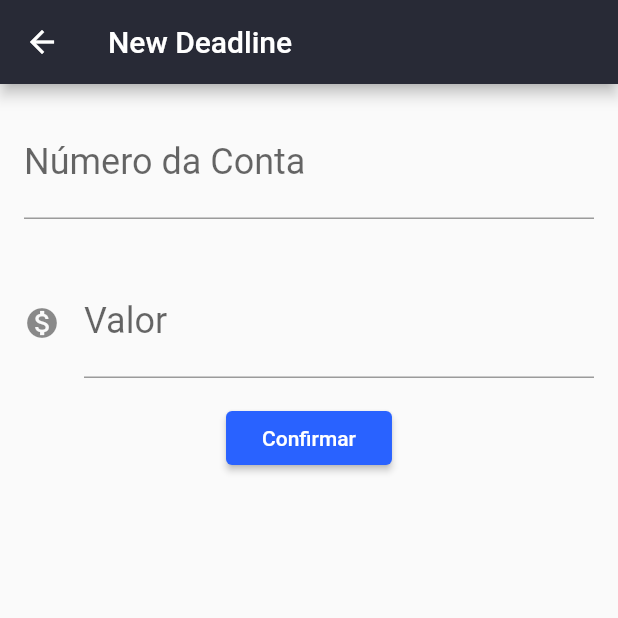
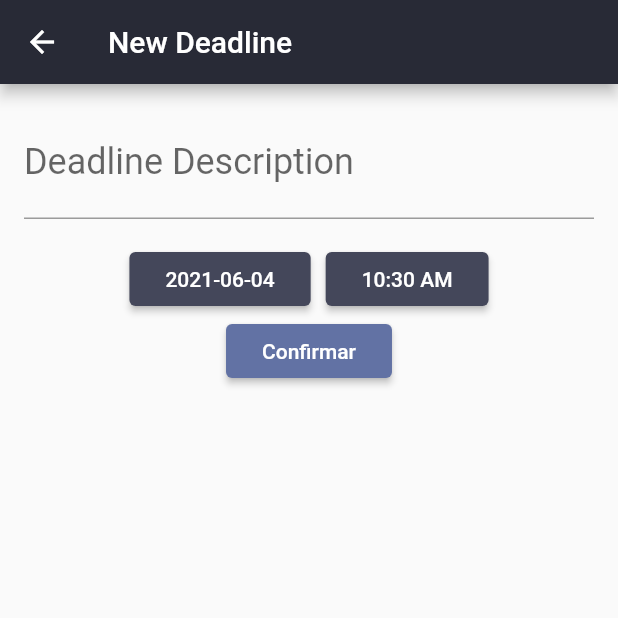
Before and after one commit to brayan/deadline, a Flutter app: the screen it shows after launch, after a tap on the "add" icon, on a phone screen of 412 x 824 dp, the top half of it. Run offline on Flutter 3.47's test engine with Material 2 defaults, Android fonts, the phone set to English and light mode, and no system bars; our stand-ins replace dartz, equatable.

Commit message:
Experimenting with some dark theme

```diff
--- /dev/null
+++ b/lib/core/presentation/dracula_theme.dart
@@ -0,0 +1,17 @@
+import 'dart:ui';
+
+class DraculaTheme {
+
+  static const Color background = Color(0xFF282a36);
+  static const Color currentLine = Color(0xFF44475a);
+  static const Color foreground = Color(0xFFf8f8f2);
+  static const Color comment = Color(0xFF6272a4);
+  static const Color cyan = Color(0xFF6272a4);
+  static const Color green = Color(0xFF50fa7b);
+  static const Color orange = Color(0xFFffb86c);
+  static const Color pink = Color(0xFFff79c6);
+  static const Color purple = Color(0xFFbd93f9);
+  static const Color red = Color(0xFFff5555);
+  static const Color yellow = Color(0xFFf1fa8c);
+
+}
--- a/lib/features/deadline/presentation/deadline_form.dart
+++ b/lib/features/deadline/presentation/deadline_form.dart
@@ -1,3 +1,4 @@
+import 'package:deadline/core/presentation/dracula_theme.dart';
 import 'package:deadline/features/deadline/domain/entity/deadline.dart';
 import 'package:flutter/material.dart';
 
@@ -14,8 +15,9 @@ class DeadlineForm extends StatefulWidget {
 }
 
 class DeadlineFormState extends State<DeadlineForm> {
-  final _controllerAccountNumber = TextEditingController();
-  final _controllerValue = TextEditingController();
+  final _controllerDeadlineDescription = TextEditingController();
+  DateTime selectedDate = DateTime.now();
+  TimeOfDay selectedTime = TimeOfDay.now();
 
   @override
   Widget build(BuildContext context) {
@@ -26,11 +28,28 @@ class DeadlineFormState extends State<DeadlineForm> {
       body: SingleChildScrollView(
         child: Column(
           children: <Widget>[
-            Editor(controller: _controllerAccountNumber, label: "Número da Conta", hint: "0000"),
-            Editor(controller: _controllerValue, label: labelValue, hint: "0.00", icon: Icons.monetization_on),
+            Editor(controller: _controllerDeadlineDescription, label: "Deadline Description"),
+            Row(
+              mainAxisAlignment: MainAxisAlignment.center,
+              children: <Widget>[
+                Padding(
+                  padding: const EdgeInsets.only(right: 10),
+                  child: RaisedButton(
+                    child: Text("${selectedDate.toLocal()}".split(' ')[0]),
+                    onPressed: () => onClickDate(context),
+                  ),
+                ),
+                RaisedButton(
+                  child: Text("${selectedTime.format(context)}"),
+                  onPressed: () => onClickTime(context),
+                ),
+              ],
+            ),
+
             RaisedButton(
+              color: DraculaTheme.comment,
               child: Text("Confirmar"),
-              onPressed: () => _createTransfer(context),
+              onPressed: () => _onClickAddDeadline(context),
             )
           ],
         ),
@@ -38,14 +57,13 @@ class DeadlineFormState extends State<DeadlineForm> {
     );
   }
 
-  void _createTransfer(BuildContext context) {
-    final account = int.tryParse(_controllerAccountNumber.text);
-    final value = double.tryParse(_controllerValue.text);
+  void _onClickAddDeadline(BuildContext context) {
+    final description = _controllerDeadlineDescription.text;
 
-    if (account != null && value != null) {
+    if (description != null) {
       final deadline = Deadline(
         id: 1,
-        name: 'Deadline 1',
+        name: description,
         initialDateTime: DateTime.now(),
         finalDateTime: DateTime.now(),
       );
@@ -53,4 +71,27 @@ class DeadlineFormState extends State<DeadlineForm> {
       Navigator.pop(context, deadline);
     }
   }
+
+  Future<void> onClickDate(BuildContext context) async {
+    final DateTime picked = await showDatePicker(
+      context: context,
+      initialDate: selectedDate,
+      firstDate: DateTime(2015, 8),
+      lastDate: DateTime(2101),
+    );
+
+    if (picked != null && picked != selectedDate)
+      setState(() {
+        selectedDate = picked;
+      });
+  }
+
+  Future<void> onClickTime(BuildContext context) async {
+    final TimeOfDay picked = await showTimePicker(context: context, initialTime: selectedTime);
+
+    if (picked != null && picked != selectedTime)
+      setState(() {
+        selectedTime = picked;
+      });
+  }
 }
--- a/lib/features/deadline/presentation/deadlines.dart
+++ b/lib/features/deadline/presentation/deadlines.dart
@@ -17,10 +17,7 @@ class DeadlinesState extends State<DeadlinesWidget> {
   Widget build(BuildContext context) {
     return Scaffold(
       backgroundColor: Color(0xFF282A36),
-        appBar: AppBar(
-          elevation: 0.0,
-          title: const Text('Deadlines'),
-        ),
+        appBar: _buildAppBar(),
         body: ListView.builder(
           itemCount: widget._deadlines.length,
           itemBuilder: (context, index) {
@@ -29,9 +26,19 @@ class DeadlinesState extends State<DeadlinesWidget> {
           },
         ),
         floatingActionButton: FloatingActionButton(
-          child: Icon(Icons.add),
+          child: Icon(Icons.add, color: Colors.white),
           onPressed: () => onClickAddDeadline(context),
         ));
+  }
+
+  AppBar _buildAppBar() {
+    return AppBar(
+      textTheme: TextTheme(
+          headline6: TextStyle(fontSize: 20.0)
+      ),
+      elevation: 0.0,
+      title: const Text('Deadlines'),
+    );
   }
 
   void onClickAddDeadline(context) {
--- a/lib/main.dart
+++ b/lib/main.dart
@@ -1,21 +1,28 @@
-import 'package:deadline/features/deadline/presentation/deadlines.dart';
 import 'package:flutter/material.dart';
 
-void main() => runApp(BytebankApp());
+import 'core/presentation/dracula_theme.dart';
+import 'features/deadline/presentation/deadlines.dart';
 
-class BytebankApp extends StatelessWidget {
+void main() => runApp(App());
+
+class App extends StatelessWidget {
   @override
   Widget build(BuildContext context) {
     return MaterialApp(
-      theme: ThemeData(
-        primaryColor: Color(0xFF282A36),
-        accentColor: Color(0xffff79c6),
-        buttonTheme: ButtonThemeData(
-          buttonColor: Colors.blueAccent[700],
-          textTheme: ButtonTextTheme.primary,
-        ),
-      ),
+      theme: _getThemeData(),
       home: DeadlinesWidget(),
     );
   }
+
+  ThemeData _getThemeData() {
+    return ThemeData(
+      primaryColor: DraculaTheme.background,
+      accentColor: DraculaTheme.pink,
+      buttonTheme: ButtonThemeData(
+        buttonColor: DraculaTheme.currentLine,
+        textTheme: ButtonTextTheme.primary,
+      ),
+    );
+  }
+
 }
--- a/pubspec.yaml
+++ b/pubspec.yaml
@@ -29,6 +29,8 @@ dependencies:
   # Local cache
   shared_preferences: ^0.5.3+4
 
+  flutter_datetime_picker: 1.2.5
+
 dev_dependencies:
   flutter_test:
     sdk: flutter
```
Also changed, not shown: pubspec.lock.
